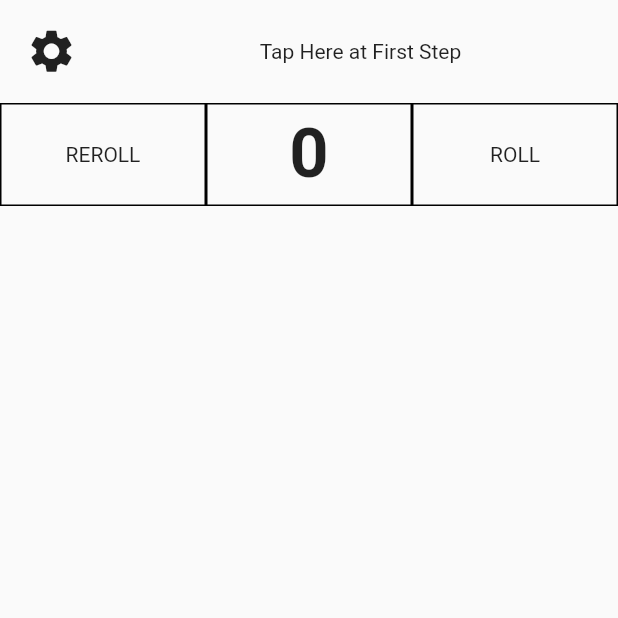
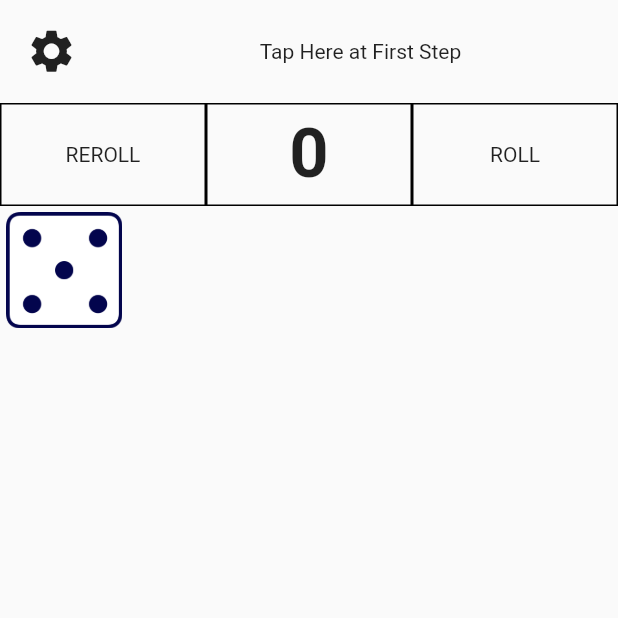
Before and after one commit to y132487/diceSupporter, a Flutter app: the screen it shows after launch, after a tap on "ROLL", on a phone screen of 412 x 824 dp, the top half of it. Run offline on Flutter 3.47's test engine with Material 2 defaults, Android fonts, the phone set to English and light mode, and no system bars; our stand-ins replace easy_localization, fluttertoast, shared_preferences.

Commit message:
다이스결과를 그리드뷰에 표시하는 것 까지

```diff
--- a/lib/DiceMain.dart
+++ b/lib/DiceMain.dart
@@ -37,7 +37,7 @@ class _DiceMainState extends State<DiceMain> {
   void setRolled(bool rolled) {
     setState(() {
       this.rolled = rolled;
-      this.diceBeanList=[];
+      this.diceBeanList = [];
     });
   }
 
@@ -60,16 +60,18 @@ class _DiceMainState extends State<DiceMain> {
   }
 
   //Tap on ROLL Button
-  void rollToResult(){
+  void rollToResult() {
     setState(() {
       int diceNum = this.diceNum.toInt();
       this.diceBeanList = [];
-      int result=0;
+      int result = 0;
       var rnd = Random();
-      for(int i=0; i < diceNum; i++){
-        int randomNum = rnd.nextInt(6)+1;
-        this.diceBeanList.add(DiceBean(randomNum, this.checkedList[randomNum], false));
-        if(this.checkedList[randomNum]){
+      for (int i = 0; i < diceNum; i++) {
+        int randomNum = rnd.nextInt(6) + 1;
+        this
+            .diceBeanList
+            .add(DiceBean(randomNum, false, this.checkedList[randomNum]));
+        if (this.checkedList[randomNum]) {
           result++;
         }
       }
@@ -131,7 +133,7 @@ class _DiceMainState extends State<DiceMain> {
               flex: 10,
               child: Container(
                 child: Center(
-                  child: ViewDices(rolled,diceBeanList),
+                  child: ViewDices(rolled, diceBeanList),
                 ),
               ),
             ),
--- a/lib/bean/DiceBean.dart
+++ b/lib/bean/DiceBean.dart
@@ -4,9 +4,7 @@ class DiceBean {
   bool diceSelected = false;
   bool success = false;
 
-  DiceBean(this.diceNum, this.diceSelected,
-      this.success){
+  DiceBean(this.diceNum, this.diceSelected, this.success) {
     diceImgPath = "images/dice${this.diceNum}.png";
   }
-
 }
--- a/lib/bottom/DiceBeanView.dart
+++ b/lib/bottom/DiceBeanView.dart
@@ -9,10 +9,10 @@ class DiceBeanView extends StatefulWidget {
 }
 
 class _DiceBeanState extends State<DiceBeanView> {
-
   @override
   Widget build(BuildContext context) {
     return Container(
+      child: Image.asset(widget.diceBean.diceImgPath),
     );
   }
 }
--- a/lib/bottom/ViewDices.dart
+++ b/lib/bottom/ViewDices.dart
@@ -1,10 +1,11 @@
 import 'package:dices_supporter/bean/DiceBean.dart';
+import 'package:dices_supporter/bottom/DiceBeanView.dart';
 import 'package:flutter/material.dart';
 import 'package:easy_localization/easy_localization.dart';
 
 class ViewDices extends StatefulWidget {
   bool rolled = false;
-  var diceBeanList=<DiceBean>[];
+  var diceBeanList = <DiceBean>[];
 
   ViewDices(this.rolled, this.diceBeanList);
   @override
@@ -14,19 +15,28 @@ class ViewDices extends StatefulWidget {
 class _ViewDicesState extends State<ViewDices> {
   @override
   void initState() {
-    // TODO: implement initState
     super.initState();
   }
 
   @override
   Widget build(BuildContext context) {
+    var gridList = <DiceBeanView>[];
+
+    if (widget.diceBeanList.isNotEmpty) {
+      for (int i = 0; i < widget.diceBeanList.length; i++) {
+        gridList.add(DiceBeanView(widget.diceBeanList[i]));
+      }
+    }
     return !widget.rolled
         ? Container(
             child: Text("noResult".tr()),
           )
         : GridView.count(
-            scrollDirection: Axis.horizontal,
             crossAxisCount: 5,
+            padding: const EdgeInsets.all(4),
+            mainAxisSpacing: 4,
+            crossAxisSpacing: 4,
+            children: gridList,
           );
   }
 }
```
Also changed, not shown: lib/middle/RollBtn.dart (+0 -20 lines).
